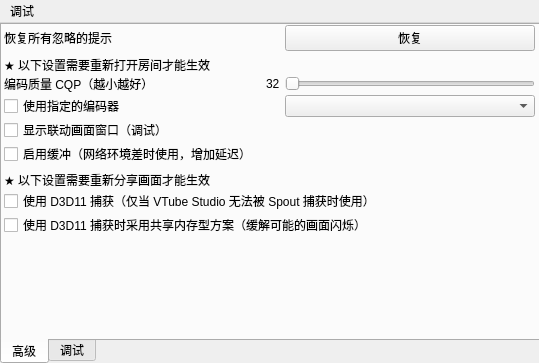
This is ui/windows/settingwindow.ui in reitovo/vlink-client as Qt 5 draws it before an edit. The edited form follows.
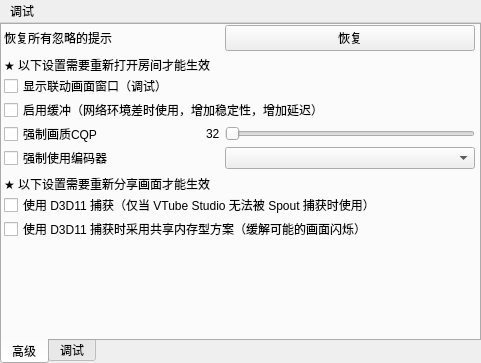
This is the edited form.

What changed in the file:
```diff
--- a/ui/windows/settingwindow.ui
+++ b/ui/windows/settingwindow.ui
@@ -9,7 +9,7 @@
    <rect>
     <x>0</x>
     <y>0</y>
-    <width>539</width>
+    <width>481</width>
     <height>363</height>
    </rect>
   </property>
@@ -22,7 +22,7 @@
      <rect>
       <x>0</x>
       <y>0</y>
-      <width>541</width>
+      <width>481</width>
       <height>341</height>
      </rect>
     </property>
@@ -52,7 +52,7 @@
        <rect>
         <x>2</x>
         <y>0</y>
-        <width>531</width>
+        <width>471</width>
         <height>311</height>
        </rect>
       </property>
@@ -144,10 +144,39 @@
          </property>
         </widget>
        </item>
+       <item>
+        <widget class="QCheckBox" name="showDxgiWindow">
+         <property name="font">
+          <font>
+           <family>Microsoft YaHei UI</family>
+           <bold>false</bold>
+          </font>
+         </property>
+         <property name="text">
+          <string>显示联动画面窗口（调试）</string>
+         </property>
+        </widget>
+       </item>
+       <item>
+        <widget class="QCheckBox" name="enableBuffering">
+         <property name="enabled">
+          <bool>true</bool>
+         </property>
+         <property name="font">
+          <font>
+           <family>Microsoft YaHei UI</family>
+           <bold>false</bold>
+          </font>
+         </property>
+         <property name="text">
+          <string>启用缓冲（网络环境差时使用，增加稳定性，增加延迟）</string>
+         </property>
+        </widget>
+       </item>
        <item>
         <layout class="QHBoxLayout" name="horizontalLayout_3">
          <item>
-          <widget class="QLabel" name="label_3">
+          <widget class="QCheckBox" name="shouldForceCQP">
            <property name="font">
             <font>
              <family>Microsoft YaHei UI</family>
@@ -155,7 +184,7 @@
             </font>
            </property>
            <property name="text">
-            <string>编码质量 CQP（越小越好）</string>
+            <string>强制画质CQP</string>
            </property>
           </widget>
          </item>
@@ -236,7 +265,7 @@
             </font>
            </property>
            <property name="text">
-            <string>使用指定的编码器</string>
+            <string>强制使用编码器</string>
            </property>
           </widget>
          </item>
@@ -271,35 +300,6 @@
          </item>
         </layout>
        </item>
-       <item>
-        <widget class="QCheckBox" name="showDxgiWindow">
-         <property name="font">
-          <font>
-           <family>Microsoft YaHei UI</family>
-           <bold>false</bold>
-          </font>
-         </property>
-         <property name="text">
-          <string>显示联动画面窗口（调试）</string>
-         </property>
-        </widget>
-       </item>
-       <item>
-        <widget class="QCheckBox" name="enableBuffering">
-         <property name="enabled">
-          <bool>true</bool>
-         </property>
-         <property name="font">
-          <font>
-           <family>Microsoft YaHei UI</family>
-           <bold>false</bold>
-          </font>
-         </property>
-         <property name="text">
-          <string>启用缓冲（网络环境差时使用，增加延迟）</string>
-         </property>
-        </widget>
-       </item>
        <item>
         <spacer name="verticalSpacer_3">
          <property name="orientation">
@@ -402,7 +402,7 @@
     <rect>
      <x>0</x>
      <y>0</y>
-     <width>539</width>
+     <width>481</width>
      <height>22</height>
     </rect>
    </property>
```
